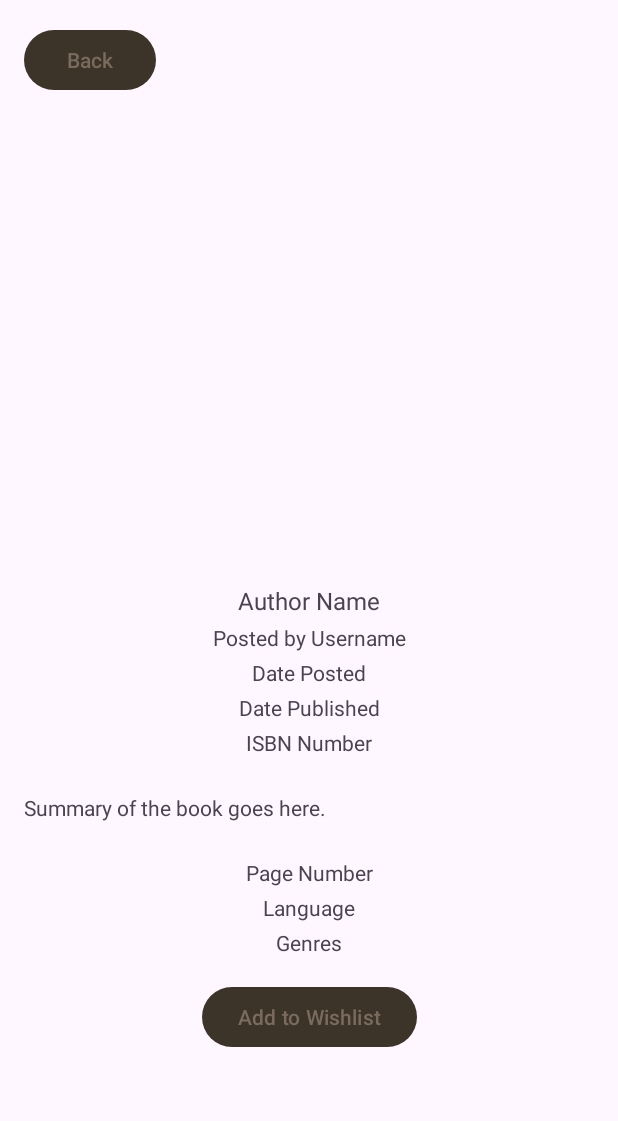
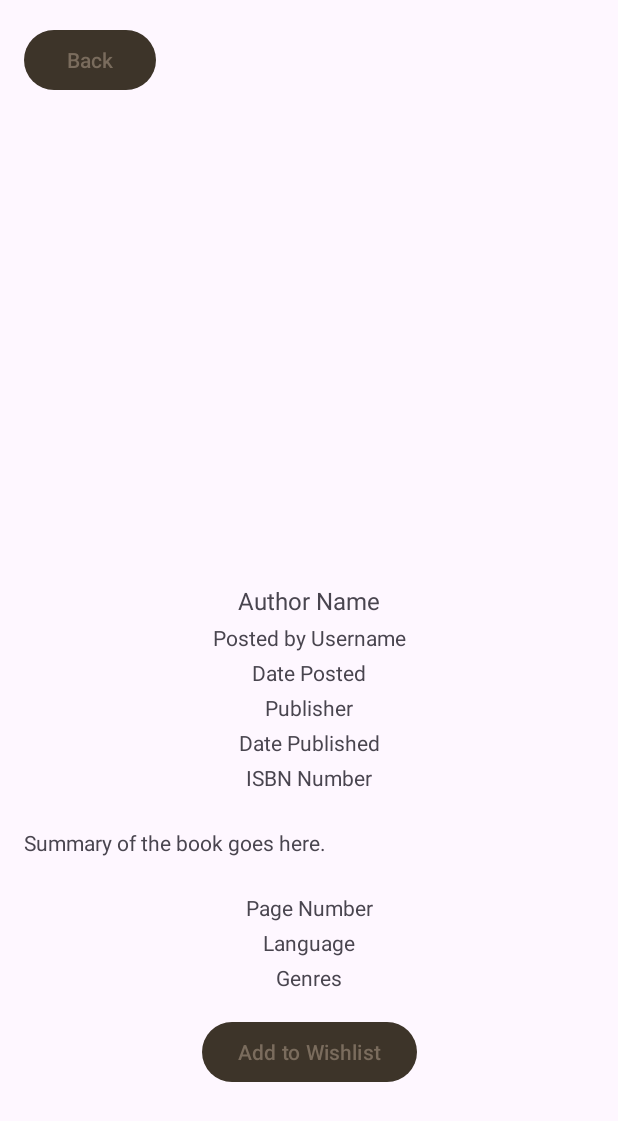
Before and after one commit to axvolkzki/MOBDEVE-MCO, an Android app: the BookDetailsActivity screen opened directly, with no data from a screen before it, on a phone screen of 412 x 824 dp. Shown: the top 1121 px of the screen. Run offline under Robolectric (Android 15) with nearby library versions, the phone set to English and light mode, and no system bars.

Commit message:
added publisher

```diff
--- a/app/src/main/res/layout/activity_book_details.xml
+++ b/app/src/main/res/layout/activity_book_details.xml
@@ -69,13 +69,24 @@
         app:layout_constraintEnd_toEndOf="parent" />
 
     <TextView
+        android:id="@+id/txvPublisher"
+        android:layout_width="wrap_content"
+        android:layout_height="wrap_content"
+        android:text="Publisher"
+        android:textSize="14sp"
+        android:layout_marginTop="4dp"
+        app:layout_constraintTop_toBottomOf="@+id/txvDatePosted"
+        app:layout_constraintStart_toStartOf="parent"
+        app:layout_constraintEnd_toEndOf="parent" />
+
+    <TextView
         android:id="@+id/txvDatePublished"
         android:layout_width="wrap_content"
         android:layout_height="wrap_content"
         android:text="Date Published"
         android:textSize="14sp"
         android:layout_marginTop="4dp"
-        app:layout_constraintTop_toBottomOf="@+id/txvDatePosted"
+        app:layout_constraintTop_toBottomOf="@+id/txvPublisher"
         app:layout_constraintStart_toStartOf="parent"
         app:layout_constraintEnd_toEndOf="parent" />
 
```
